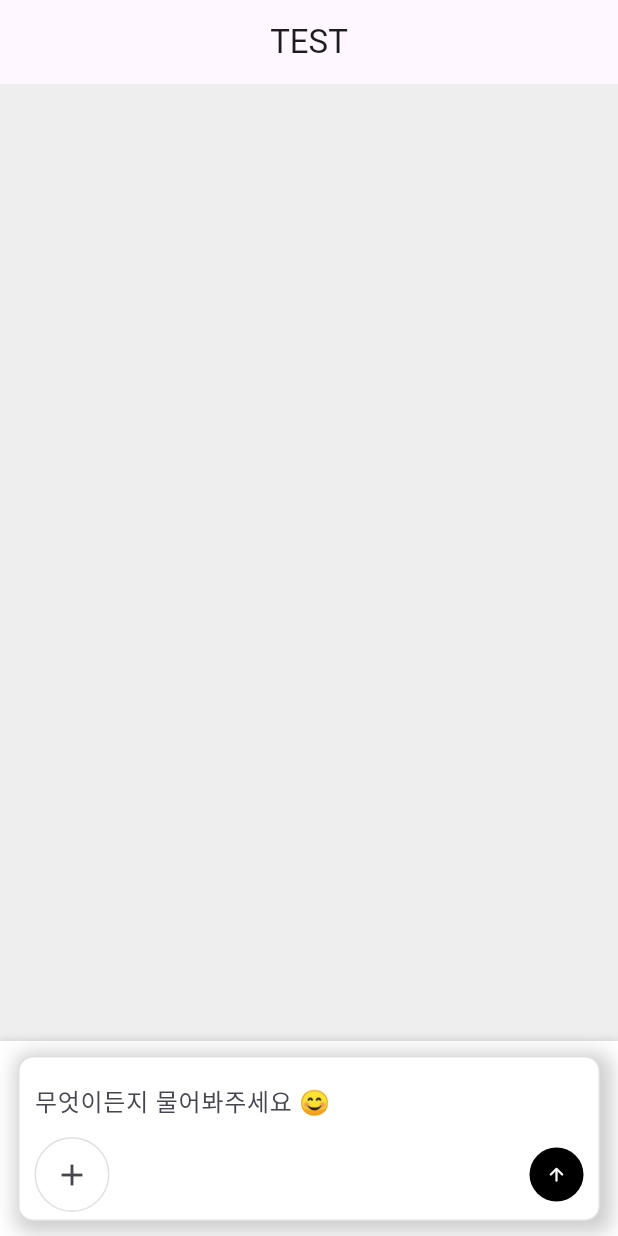
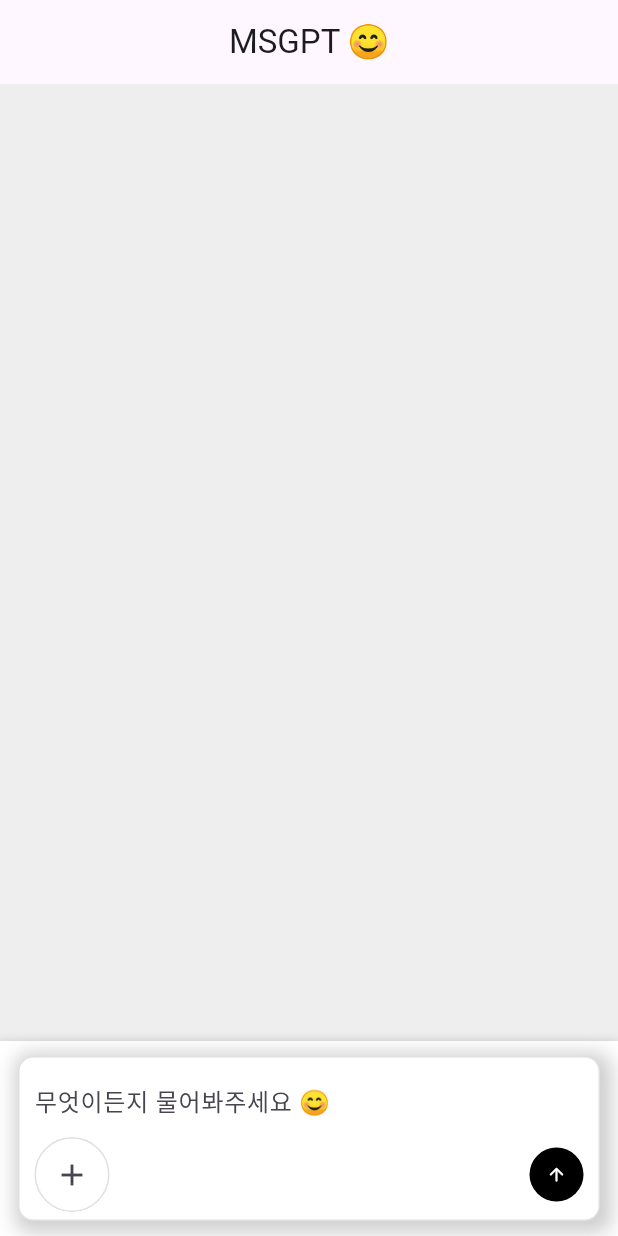
Before and after one commit to minseo2000/msgpt, a Flutter app: the screen it shows after launch, on a phone screen of 412 x 824 dp. Run offline on Flutter 3.47's test engine with Material 3 defaults, Android fonts, the phone set to English and light mode, and no system bars; our stand-ins replace flutter_dotenv; missing offline and left inert: markdown_widget.

Commit message:
fix readme.md

```diff
--- a/lib/screens/msgpt_screen.dart
+++ b/lib/screens/msgpt_screen.dart
@@ -104,7 +104,7 @@ class _MsgptScreenState extends State<MsgptScreen> {
     return Scaffold(
       backgroundColor: Colors.grey[200],
       appBar: AppBar(
-        title: Text('TEST'),
+        title: Text('MSGPT 😊'),
         centerTitle: true,
       ),
       body: Column(
```
Also changed, not shown: readme/MSGPTgif.gif (added), 1 other file.
